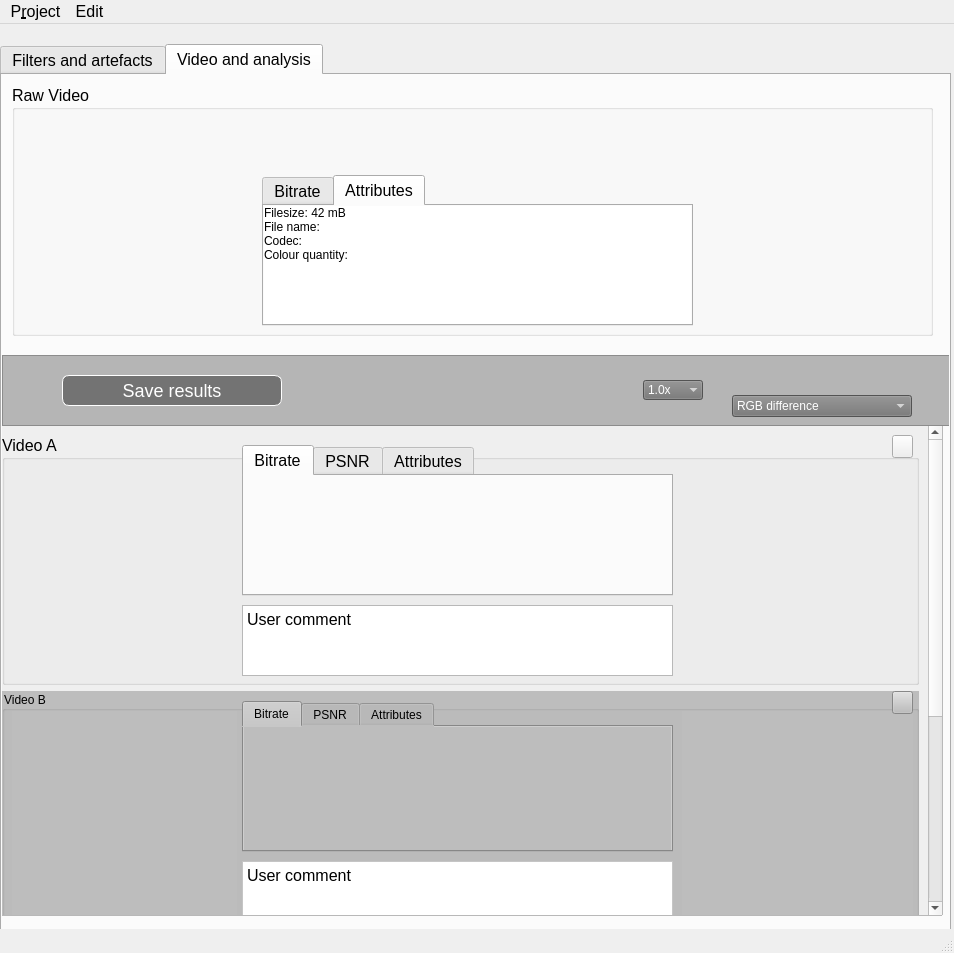
This is Pflichtenheft/ToViET/GUI.ui in SuppenGeist/pse-ws1516-videoencoder-ta as Qt 5 draws it before an edit. The edited form follows.
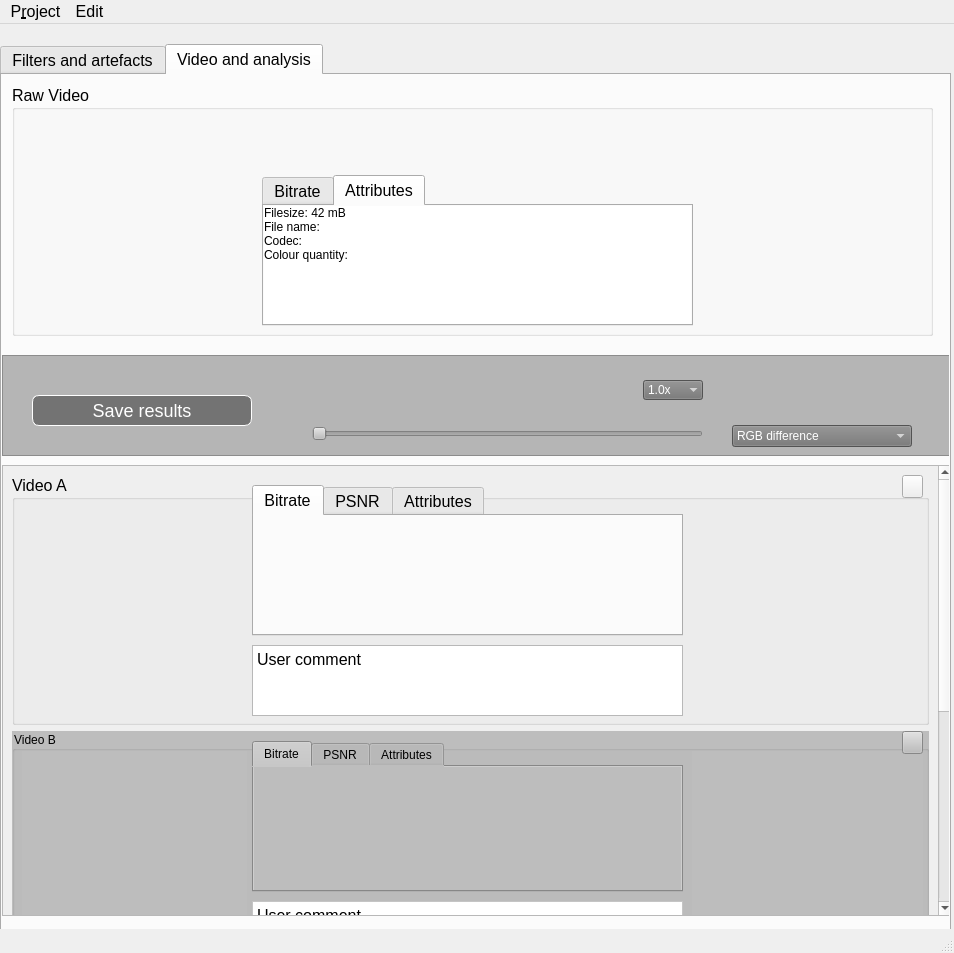
This is the edited form. Icons and pictures are not drawn.

```diff
--- a/Pflichtenheft/ToViET/GUI.ui
+++ b/Pflichtenheft/ToViET/GUI.ui
@@ -1149,10 +1149,10 @@
      <widget class="QScrollArea" name="scrollArea_3">
       <property name="geometry">
        <rect>
-        <x>-10</x>
-        <y>350</y>
+        <x>0</x>
+        <y>390</y>
         <width>951</width>
-        <height>491</height>
+        <height>451</height>
        </rect>
       </property>
       <property name="styleSheet">
@@ -1893,7 +1893,7 @@
         <x>0</x>
         <y>280</y>
         <width>961</width>
-        <height>71</height>
+        <height>101</height>
        </rect>
       </property>
       <property name="styleSheet">
@@ -1909,7 +1909,7 @@
        <property name="geometry">
         <rect>
          <x>730</x>
-         <y>40</y>
+         <y>70</y>
          <width>180</width>
          <height>22</height>
         </rect>
@@ -2133,8 +2133,8 @@
       <widget class="QPushButton" name="pushButton_20">
        <property name="geometry">
         <rect>
-         <x>60</x>
-         <y>20</y>
+         <x>30</x>
+         <y>40</y>
          <width>220</width>
          <height>31</height>
         </rect>
@@ -2166,6 +2166,19 @@
         <string>Save results</string>
        </property>
       </widget>
+      <widget class="QSlider" name="horizontalSlider">
+       <property name="geometry">
+        <rect>
+         <x>310</x>
+         <y>70</y>
+         <width>391</width>
+         <height>18</height>
+        </rect>
+       </property>
+       <property name="orientation">
+        <enum>Qt::Horizontal</enum>
+       </property>
+      </widget>
      </widget>
     </widget>
    </widget>
```
Left out of the diff: 24 changed lines with no effect on the pictures.
